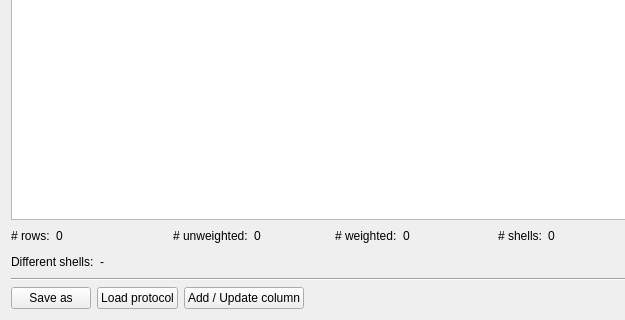
robbert-harms/MDT, file mdt/data/qt_designs/generate_protocol_tab.ui: the form before one commit; both pictures show x 0 to 625 and y 107 to 427 of the 827 by 427 pixel window.
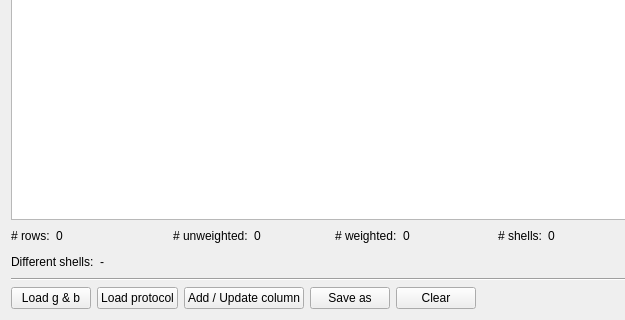
The form after the commit.

Commit message: Updates to the GUI, fixed several bugs, layout changes to the generate protocol tab.

```diff
--- a/mdt/data/qt_designs/generate_protocol_tab.ui
+++ b/mdt/data/qt_designs/generate_protocol_tab.ui
@@ -298,9 +298,9 @@
       <number>0</number>
      </property>
      <item>
-      <widget class="QPushButton" name="saveButton">
+      <widget class="QPushButton" name="loadGB">
        <property name="text">
-        <string>Save as</string>
+        <string>Load g &amp;&amp; b</string>
        </property>
       </widget>
      </item>
@@ -318,6 +318,20 @@
        </property>
       </widget>
      </item>
+     <item>
+      <widget class="QPushButton" name="saveButton">
+       <property name="text">
+        <string>Save as</string>
+       </property>
+      </widget>
+     </item>
+     <item>
+      <widget class="QPushButton" name="clearButton">
+       <property name="text">
+        <string>Clear</string>
+       </property>
+      </widget>
+     </item>
      <item>
       <spacer name="horizontalSpacer">
        <property name="orientation">
```
Left out of the diff: 3 changed lines with no effect on the pictures. The commit also changes 14 other files.
